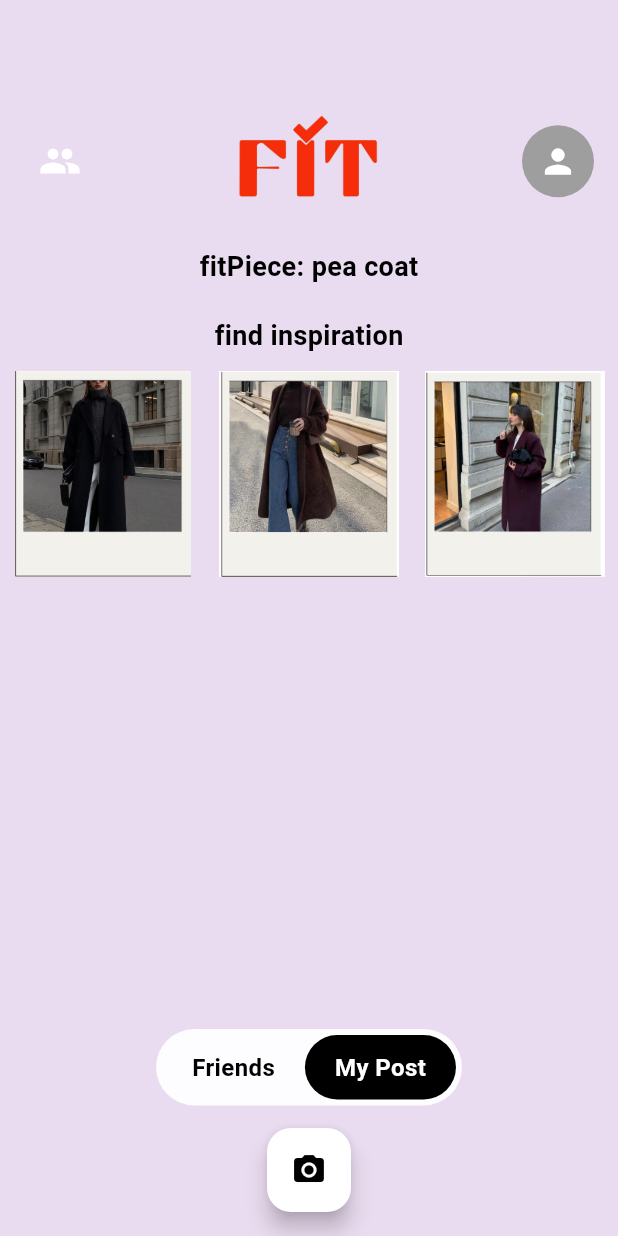
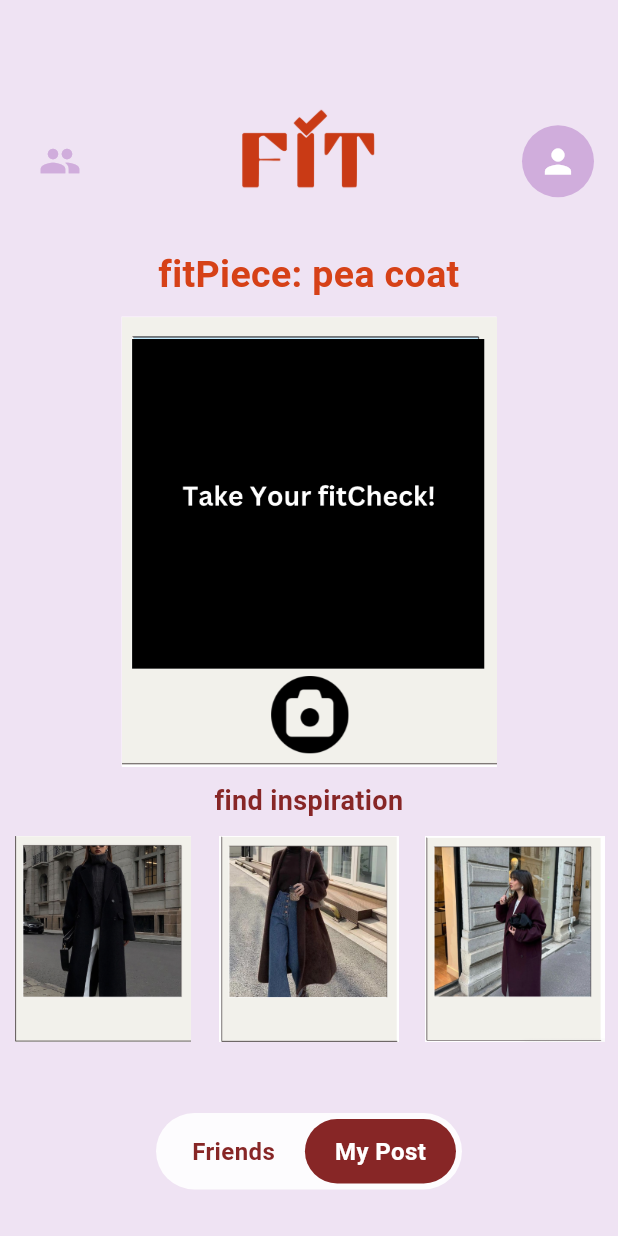
Before and after one commit to laurxntra/fitcheck, a Flutter app: the OtpVerificationScreen screen opened by its route, after a tap on "Verify & Continue", after a tap on "My Post", on a phone screen of 412 x 824 dp. Run offline on Flutter 3.47's test engine with Material 3 defaults, Android fonts, the phone set to English and light mode, and no system bars; our stand-ins replace camera, image_picker, intl_phone_field, permission_handler.

Commit message:
updated all colorways

```diff
--- a/flutter_app/lib/main.dart
+++ b/flutter_app/lib/main.dart
@@ -39,7 +39,9 @@ class _MyAppState extends State<MyApp> {
     return MaterialApp(
       debugShowCheckedModeBanner: false,
       title: 'FitCheck',
-      theme: ThemeData.dark(),
+      theme: ThemeData(
+        scaffoldBackgroundColor: Color(0xffEFE3F3)
+      ),
       initialRoute: '/',
       routes: {
         '/': (context) => const PhoneLoginScreen(),
--- a/flutter_app/lib/pages/home_page.dart
+++ b/flutter_app/lib/pages/home_page.dart
@@ -28,7 +28,7 @@ class _HomePageState extends State<HomePage> {
           'timestamp': DateTime.now(),
           'comments': <String>[], // Store comments
         };
-        if (isFriendsPage) {
+        if (!isFriendsPage) {
           posts.insert(0, newPost);
          }
          //else {
@@ -94,6 +94,7 @@ void _toggleFeed(bool isFriendsSelected) {
 
 
  void initDiscoveryPhotos() {
+   discoveryPosts.clear();
    discoveryPosts.insert(0, 'assets/outfit1.png');
    discoveryPosts.insert(0, 'assets/outfit2.png');
    discoveryPosts.insert(0, 'assets/outfit3.png');
@@ -104,7 +105,7 @@ void _toggleFeed(bool isFriendsSelected) {
   @override
   Widget build(BuildContext context) {
     return Scaffold(
-      backgroundColor:Color(0xFFEADCf0),
+      // backgroundColor:Color(0xFFEADCf0),
       body: Column(
         children: [
           _buildTopBar(),
@@ -120,7 +121,7 @@ void _toggleFeed(bool isFriendsSelected) {
                       final post = posts[index]; // Access the map from the list
                         return PostCard(
                         username: "User",
-                        profileImage: "https://via.placeholder.com/150",
+                        profileImage: "assets/outfit1.png",
                         imagePath: post['imagePath']!,
                         caption: post['caption']!,
                         timestamp: post['timestamp'], // Pass timestamp
@@ -160,7 +161,7 @@ void _toggleFeed(bool isFriendsSelected) {
                   child: Container(
                     padding: const EdgeInsets.symmetric(horizontal: 20, vertical: 10),
                     decoration: BoxDecoration(
-                      color: isFriendsPage ? Colors.black : Colors.transparent,
+                      color: isFriendsPage ? Color(0xff872626) : Colors.transparent,
                       borderRadius: BorderRadius.circular(25),
                     ),
                     child: Text(
@@ -168,7 +169,7 @@ void _toggleFeed(bool isFriendsSelected) {
                       style: TextStyle(
                         fontSize: 16,
                         fontWeight: FontWeight.bold,
-                        color: isFriendsPage ? Colors.white : Colors.black,
+                        color: isFriendsPage ? Colors.white : Color(0xff872626),
                       ),
                     ),
                   ),
@@ -178,7 +179,7 @@ void _toggleFeed(bool isFriendsSelected) {
                   child: Container(
                     padding: const EdgeInsets.symmetric(horizontal: 20, vertical: 10),
                     decoration: BoxDecoration(
-                      color: !isFriendsPage ? Colors.black : Colors.transparent,
+                      color: !isFriendsPage ? Color(0xff872626) : Colors.transparent,
                       borderRadius: BorderRadius.circular(25),
                     ),
                     child: Text(
@@ -186,7 +187,7 @@ void _toggleFeed(bool isFriendsSelected) {
                       style: TextStyle(
                         fontSize: 16,
                         fontWeight: FontWeight.bold,
-                        color: !isFriendsPage ? Colors.white : Colors.black,
+                        color: !isFriendsPage ? Colors.white : Color(0xff872626),
                       ),
                     ),
                   ),
@@ -194,11 +195,7 @@ void _toggleFeed(bool isFriendsSelected) {
               ],
             ),
           ),
-          FloatingActionButton(
-            backgroundColor: Colors.white,
-            onPressed: () => _showImageSourceActionSheet(context),
-            child: const Icon(Icons.camera_alt, color: Colors.black),
-          ),
+
         ],
       ),
     );
@@ -211,7 +208,7 @@ void _toggleFeed(bool isFriendsSelected) {
         mainAxisAlignment: MainAxisAlignment.spaceBetween,
         children: [
           IconButton(
-            icon: const Icon(Icons.group, color: Colors.white, size: 28),
+            icon: const Icon(Icons.group, color: Color(0xffd0addc), size: 28),
             onPressed: () {},
           ),
           Image.asset(
@@ -228,7 +225,7 @@ void _toggleFeed(bool isFriendsSelected) {
             },
             child: const CircleAvatar(
               radius: 24,
-              backgroundColor: Colors.grey,
+              backgroundColor: Color(0xffd0addc),
               child: Icon(Icons.person, color: Colors.white, size: 26),
             ),
           ),
@@ -244,12 +241,12 @@ void _toggleFeed(bool isFriendsSelected) {
         child: Column(
           mainAxisAlignment: MainAxisAlignment.center,
           children: const [
-            Icon(Icons.camera_alt, size: 50, color: Colors.grey),
+            Icon(Icons.camera_alt, size: 50, color: Color(0xffb57977)),
             SizedBox(height: 10),
             Text(
               "No posts yet.\nTake a picture!",
               textAlign: TextAlign.center,
-              style: TextStyle(color: Colors.grey, fontSize: 18),
+              style: TextStyle(color: Color(0xffb57977), fontSize: 18),
             ),
           ],
         ),
@@ -283,24 +280,49 @@ void _toggleFeed(bool isFriendsSelected) {
 
   Widget _buildPostWidget(String imagePath) {
  // If the imagePath starts with 'assets/', treat it as an asset image.
-    return Column(
+    return ListView(
       children: [
         // Condition to check if extra content should be shown above the GridView
-        if (!isFriendsPage)
+
           Container(
             padding: EdgeInsets.all(10),
 
             child: Text(
               'fitPiece: pea coat',
-              style: TextStyle(fontSize: 18, fontWeight: FontWeight.bold, color: Colors.black),
+              style: TextStyle(fontSize: 25, fontWeight: FontWeight.bold, color: Color(0xffd64117)),
+              textAlign: TextAlign.center,
             ),
           ),
+
+          Container( // only show this if daily post has not been made yet, otherwise pull today's post
+            height: 300,
+            width: 250,
+            child: Center(
+              child: Material(
+                child: InkWell(
+                  onTap: () => _showImageSourceActionSheet(context),
+                  child: SizedBox(
+                    height: 300,
+                    width: 250,
+                    child: Image.asset(
+                      'assets/cameraIcon.png',
+                      fit: BoxFit.cover,
+                      width: 200,
+                      height: 300,
+                    ),
+                  ),
+                ),
+              ),
+            ),
+          ),
+
           Container(
             padding: EdgeInsets.all(10),
 
             child: Text(
               'find inspiration',
-              style: TextStyle(fontSize: 18, fontWeight: FontWeight.bold, color: Colors.black),
+              style: TextStyle(fontSize: 18, fontWeight: FontWeight.bold, color: Color(0xff872626)),
+              textAlign: TextAlign.center,
             ),
           ),
 
--- a/flutter_app/lib/pages/otp_verification.dart
+++ b/flutter_app/lib/pages/otp_verification.dart
@@ -9,7 +9,6 @@ class OtpVerificationScreen extends StatelessWidget {
     String phoneNumber = args?["phoneNumber"] ?? "your number";
 
     return Scaffold(
-      backgroundColor:Color(0xFFEADCf0),
       body: SafeArea(
         child: Padding(
           padding: const EdgeInsets.symmetric(horizontal: 32.0),
@@ -18,13 +17,13 @@ class OtpVerificationScreen extends StatelessWidget {
             children: [
               const Text(
                 'Enter the code',
-                style: TextStyle(fontSize: 28, fontWeight: FontWeight.bold, color: Colors.white),
+                style: TextStyle(fontSize: 28, fontWeight: FontWeight.bold, color: Color(0xffd64117)),
               ),
               const SizedBox(height: 10),
               Text(
                 'We sent a code to $phoneNumber',
                 textAlign: TextAlign.center,
-                style: const TextStyle(fontSize: 16, color: Colors.white60),
+                style: const TextStyle(fontSize: 16, fontWeight: FontWeight.bold, color: Color(0xff872626)),
               ),
               const SizedBox(height: 40),
 
@@ -35,9 +34,9 @@ class OtpVerificationScreen extends StatelessWidget {
                 style: const TextStyle(color: Colors.white),
                 decoration: InputDecoration(
                   filled: true,
-                  fillColor: Colors.grey[800],
+                  fillColor: Color(0xffd0addc),
                   hintText: 'Enter OTP',
-                  hintStyle: const TextStyle(color: Colors.white60),
+                  hintStyle: const TextStyle(color: Colors.white, fontWeight: FontWeight.bold),
                   border: OutlineInputBorder(
                     borderRadius: BorderRadius.circular(12),
                     borderSide: BorderSide.none,
@@ -52,14 +51,19 @@ class OtpVerificationScreen extends StatelessWidget {
                   Navigator.pushReplacementNamed(context, "/home");
                 },
                 style: ElevatedButton.styleFrom(
-                  backgroundColor: Colors.blue,
+                  backgroundColor: Color(0xff872626),
                   foregroundColor: Colors.white,
-                  padding: const EdgeInsets.symmetric(vertical: 16),
+                  padding: const EdgeInsets.symmetric(vertical: 16, horizontal: 24),
                   shape: RoundedRectangleBorder(
                     borderRadius: BorderRadius.circular(12),
                   ),
                 ),
-                child: const Text('Verify & Continue'),
+                child: const Text("Verify & Continue",
+                    style: TextStyle(
+                    fontSize: 15,
+                    fontWeight: FontWeight.bold,
+                    color: Colors.white,
+                  ),),
               ),
             ],
           ),
--- a/flutter_app/pubspec.yaml
+++ b/flutter_app/pubspec.yaml
@@ -70,6 +70,7 @@ flutter:
     - assets/outfit1.png
     - assets/outfit2.png
     - assets/outfit3.png
+    - assets/cameraIcon.png
 
 
 
```
Also changed, not shown: flutter_app/lib/pages/phone_login.dart (+4 -4 lines), flutter_app/lib/screens/preview_screen.dart (+6 -6 lines), flutter_app/lib/widgets/post_card.dart (+9 -9 lines), colors.txt (added), flutter_app/assets/FitCheck.png, flutter_app/assets/cameraIcon.png (added), flutter_app/assets/old fit check.png (added), flutter_app/flutter_03.png (added).
